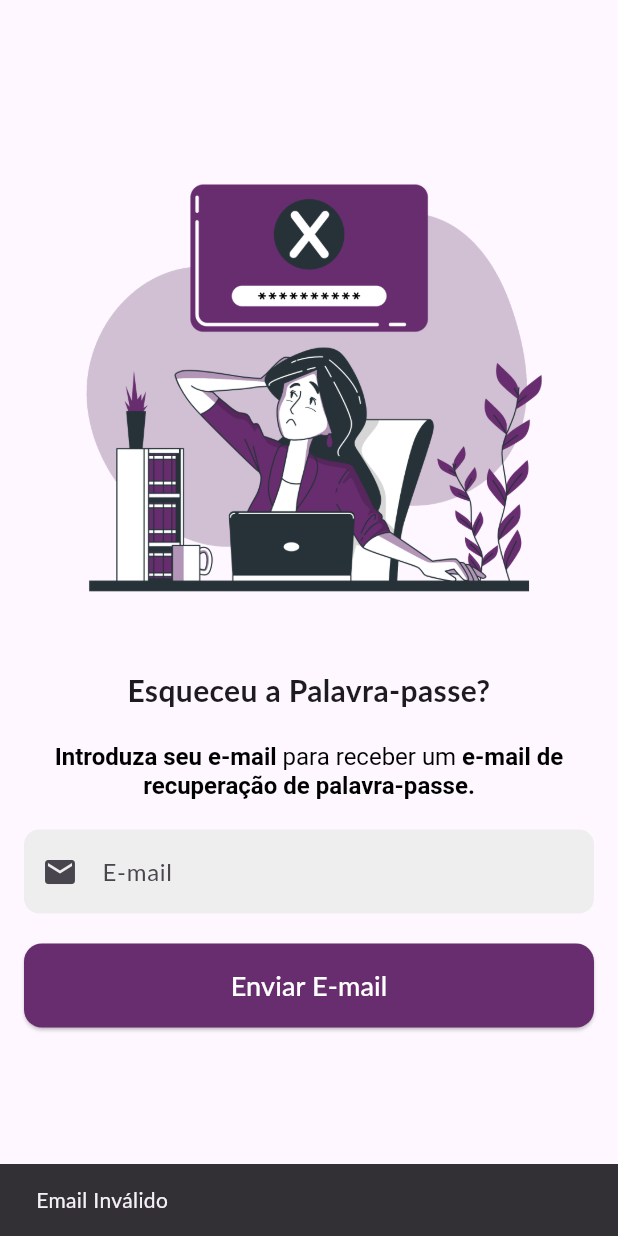
After one commit to ZherriDev/ByMe_Flutter_APP, a Flutter app: the ForgotPasswordPage screen opened by its route, after a tap on "Enviar E-mail", on a phone screen of 412 x 824 dp. The commit adds this screen. Run offline on Flutter 3.47's test engine with Material 3 defaults, Android fonts, the phone set to English and light mode, and no system bars; Roboto replaces fonts that are missing (Lato).

Commit message:
forgot password page

```diff
--- a/lib/main.dart
+++ b/lib/main.dart
@@ -1,6 +1,7 @@
 import 'package:byme_flutter_app/pages/landing_page.dart';
 import 'package:byme_flutter_app/pages/register_page.dart';
 import 'package:byme_flutter_app/pages/login_page.dart';
+import 'package:byme_flutter_app/pages/forgot_pass_page.dart';
 import 'package:flutter/material.dart';
 
 void main() {
@@ -24,6 +25,7 @@ class MyApp extends StatelessWidget {
         '/': (context) => const LandingPage(),
         '/register': (context) => const RegisterPage(),
         '/login': (context) => const LoginPage(),
+        '/forgot_password': (context) => const ForgotPasswordPage(),
       },
       debugShowCheckedModeBanner: false,
     );
--- /dev/null
+++ b/lib/pages/forgot_pass_page.dart
@@ -0,0 +1,113 @@
+import 'package:flutter/material.dart';
+import 'package:http/http.dart' as http;
+import 'dart:convert';
+
+class ForgotPasswordPage extends StatefulWidget {
+  const ForgotPasswordPage({super.key});
+
+  @override
+  State<ForgotPasswordPage> createState() => _ForgotPasswordPageState();
+}
+
+class _ForgotPasswordPageState extends State<ForgotPasswordPage> {
+  String email = '';
+
+  @override
+  Widget build(BuildContext context) {
+    return Scaffold(
+      body: SingleChildScrollView(
+        padding: const EdgeInsets.all(16),
+        child: Column(
+          crossAxisAlignment: CrossAxisAlignment.stretch,
+          children: [
+            Container(
+              height: 50,
+            ),
+            Image.asset('assets/images/forgot_password.png'),
+            const Text(
+              "Esqueceu a Palavra-passe?",
+              textAlign: TextAlign.center,
+              style: TextStyle(fontWeight: FontWeight.bold, fontSize: 20),
+            ),
+            Container(
+              height: 20,
+            ),
+            RichText(
+                textAlign: TextAlign.center,
+                text: const TextSpan(
+                    style: TextStyle(color: Colors.black, fontSize: 16),
+                    children: [
+                      TextSpan(
+                          text: "Introduza seu e-mail ",
+                          style: TextStyle(fontWeight: FontWeight.bold)),
+                      TextSpan(
+                          text: "para receber um ",
+                          style: TextStyle(fontWeight: FontWeight.normal)),
+                      TextSpan(
+                          text: "e-mail de recuperação de palavra-passe.",
+                          style: TextStyle(fontWeight: FontWeight.bold)),
+                    ])),
+            Container(
+              height: 20,
+            ),
+            TextFormField(
+              onChanged: (text) {
+                email = text;
+              },
+              decoration: InputDecoration(
+                filled: true,
+                fillColor: Colors.grey[200],
+                prefixIcon: const Icon(Icons.email),
+                label: const Text('E-mail'),
+                hintText: 'Digite seu email',
+                border: OutlineInputBorder(
+                  borderSide: BorderSide.none,
+                  borderRadius: BorderRadius.circular(10),
+                ),
+              ),
+            ),
+            Container(
+              height: 20,
+            ),
+            ElevatedButton(
+              onPressed: () {
+                if (email.isEmpty ||
+                    !RegExp(r"[a-z0-9._%+-]+@[a-z0-9.-]+\.[a-z]{2,}$")
+                        .hasMatch(email)) {
+                  ScaffoldMessenger.of(context).showSnackBar(
+                    const SnackBar(
+                      content: Text('Email Inválido'),
+                    ),
+                  );
+                  return;
+                }
+
+                ScaffoldMessenger.of(context).showSnackBar(
+                  const SnackBar(
+                    content: Text('Email de recuperação de palavra-passe enviado'),
+                  ),
+                );
+              },
+              style: ButtonStyle(
+                padding: MaterialStateProperty.all<EdgeInsets>(
+                    const EdgeInsets.symmetric(vertical: 15, horizontal: 25)),
+                foregroundColor: MaterialStateProperty.all<Color>(Colors.white),
+                backgroundColor:
+                    MaterialStateProperty.all<Color>(const Color(0xff672D6F)),
+                shape: MaterialStateProperty.all<RoundedRectangleBorder>(
+                  RoundedRectangleBorder(
+                    borderRadius: BorderRadius.circular(12.0),
+                  ),
+                ),
+              ),
+              child: const Text(
+                'Enviar E-mail',
+                style: TextStyle(fontSize: 18),
+              ),
+            ),
+          ],
+        ),
+      ),
+    );
+  }
+}
--- a/pubspec.yaml
+++ b/pubspec.yaml
@@ -9,6 +9,7 @@ environment:
   sdk: ">=3.3.2 <4.0.0"
 
 dependencies:
+  http: ^0.13.4
   flutter:
     sdk: flutter
 
@@ -27,6 +28,7 @@ flutter:
   assets:
     - assets/images/byme_logo.jpg
     - assets/images/user.png
+    - assets/images/forgot_password.png
 
   # An image asset can refer to one or more resolution-specific "variants", see
   # https://flutter.dev/assets-and-images/#resolution-aware
```
Also changed, not shown: assets/images/forgot_password.png (added), pubspec.lock.
